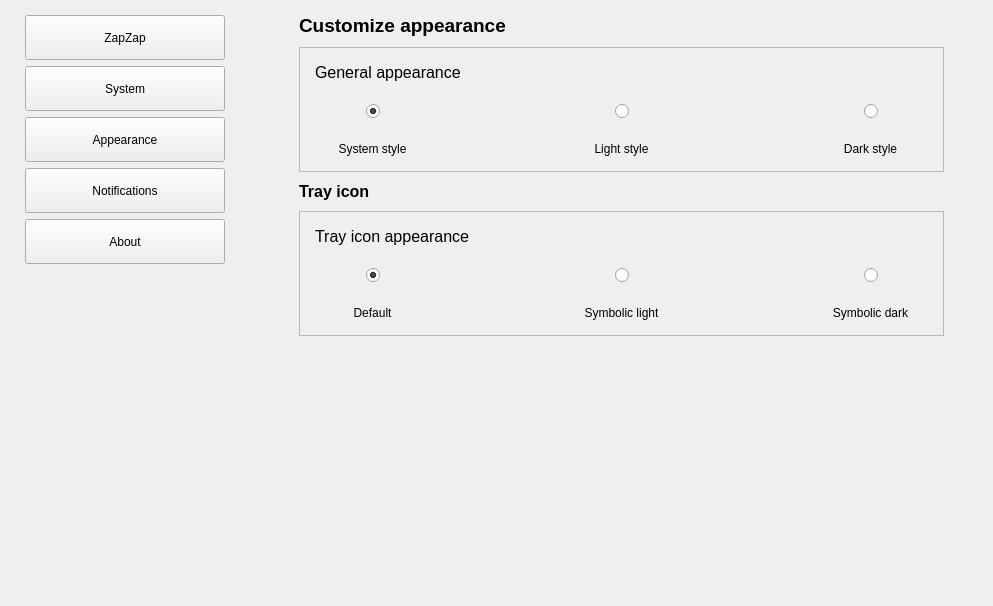
Old version of the form zapzap/view/settings.ui in the repository rafatosta/zapzap.
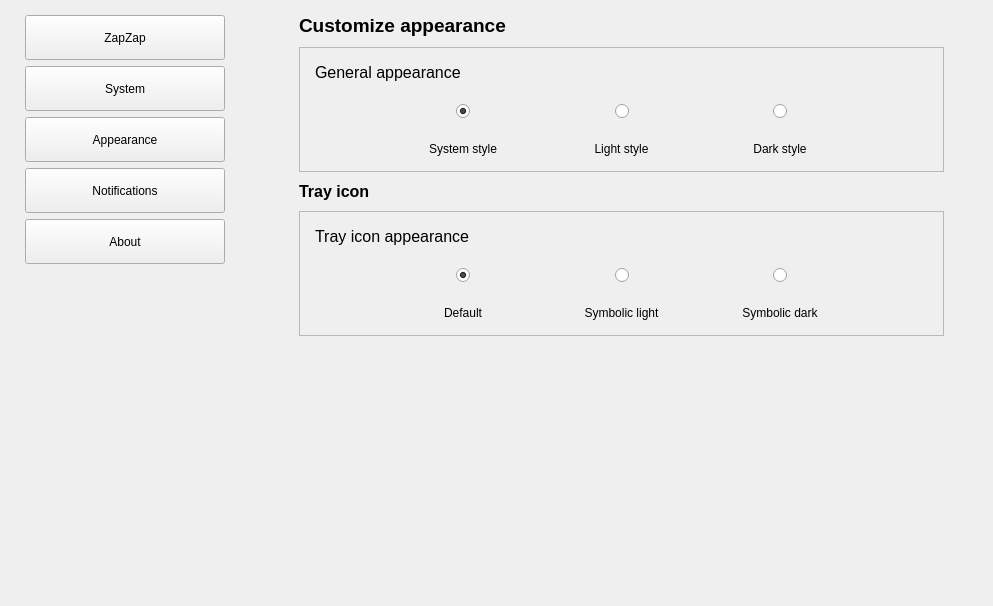
New version of the form. The open tabs and pages were chosen to show the change.

Commit message: Center theme options

The edit to the form file:
```diff
--- a/zapzap/view/settings.ui
+++ b/zapzap/view/settings.ui
@@ -538,6 +538,25 @@
               </item>
               <item>
                <layout class="QHBoxLayout" name="horizontalLayout_10">
+                <property name="leftMargin">
+                 <number>0</number>
+                </property>
+                <property name="rightMargin">
+                 <number>0</number>
+                </property>
+                <item>
+                 <spacer name="horizontalSpacer_25">
+                  <property name="orientation">
+                   <enum>Qt::Horizontal</enum>
+                  </property>
+                  <property name="sizeHint" stdset="0">
+                   <size>
+                    <width>40</width>
+                    <height>20</height>
+                   </size>
+                  </property>
+                 </spacer>
+                </item>
                 <item>
                  <layout class="QVBoxLayout" name="verticalLayout">
                   <item>
@@ -606,6 +625,9 @@
                   <property name="orientation">
                    <enum>Qt::Horizontal</enum>
                   </property>
+                  <property name="sizeType">
+                   <enum>QSizePolicy::Fixed</enum>
+                  </property>
                   <property name="sizeHint" stdset="0">
                    <size>
                     <width>40</width>
@@ -679,6 +701,9 @@
                   <property name="orientation">
                    <enum>Qt::Horizontal</enum>
                   </property>
+                  <property name="sizeType">
+                   <enum>QSizePolicy::Fixed</enum>
+                  </property>
                   <property name="sizeHint" stdset="0">
                    <size>
                     <width>40</width>
@@ -747,6 +772,19 @@
                   </item>
                  </layout>
                 </item>
+                <item>
+                 <spacer name="horizontalSpacer_26">
+                  <property name="orientation">
+                   <enum>Qt::Horizontal</enum>
+                  </property>
+                  <property name="sizeHint" stdset="0">
+                   <size>
+                    <width>40</width>
+                    <height>20</height>
+                   </size>
+                  </property>
+                 </spacer>
+                </item>
                </layout>
               </item>
              </layout>
@@ -815,6 +853,25 @@
               </item>
               <item>
                <layout class="QHBoxLayout" name="horizontalLayout_11">
+                <property name="leftMargin">
+                 <number>0</number>
+                </property>
+                <property name="rightMargin">
+                 <number>0</number>
+                </property>
+                <item>
+                 <spacer name="horizontalSpacer_27">
+                  <property name="orientation">
+                   <enum>Qt::Horizontal</enum>
+                  </property>
+                  <property name="sizeHint" stdset="0">
+                   <size>
+                    <width>40</width>
+                    <height>20</height>
+                   </size>
+                  </property>
+                 </spacer>
+                </item>
                 <item>
                  <layout class="QVBoxLayout" name="verticalLayout_11">
                   <item>
@@ -883,6 +940,9 @@
                   <property name="orientation">
                    <enum>Qt::Horizontal</enum>
                   </property>
+                  <property name="sizeType">
+                   <enum>QSizePolicy::Fixed</enum>
+                  </property>
                   <property name="sizeHint" stdset="0">
                    <size>
                     <width>40</width>
@@ -956,6 +1016,9 @@
                   <property name="orientation">
                    <enum>Qt::Horizontal</enum>
                   </property>
+                  <property name="sizeType">
+                   <enum>QSizePolicy::Fixed</enum>
+                  </property>
                   <property name="sizeHint" stdset="0">
                    <size>
                     <width>40</width>
@@ -1024,6 +1087,19 @@
                   </item>
                  </layout>
                 </item>
+                <item>
+                 <spacer name="horizontalSpacer_28">
+                  <property name="orientation">
+                   <enum>Qt::Horizontal</enum>
+                  </property>
+                  <property name="sizeHint" stdset="0">
+                   <size>
+                    <width>40</width>
+                    <height>20</height>
+                   </size>
+                  </property>
+                 </spacer>
+                </item>
                </layout>
               </item>
              </layout>
```
Left out of the diff: 2 changed lines with no effect on the pictures.
